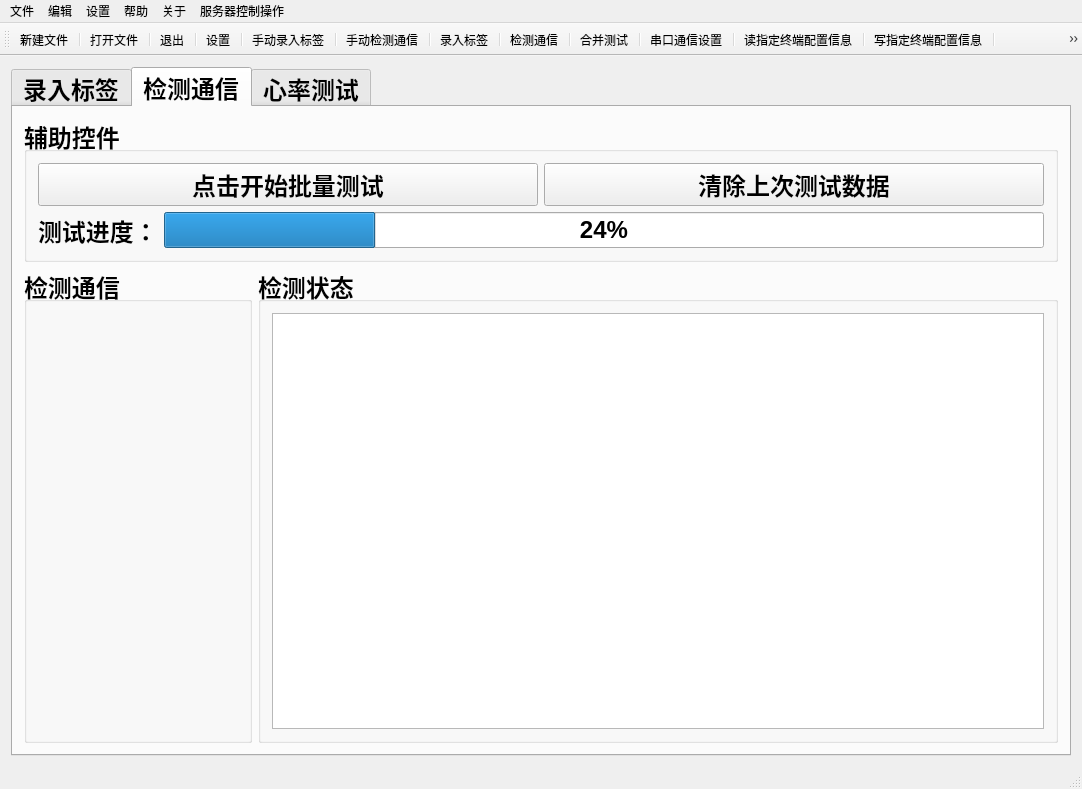
Before: the Qt Designer form mainwindow.ui in guoshijiang/IspdNewCalibrator, drawn with Qt 5.
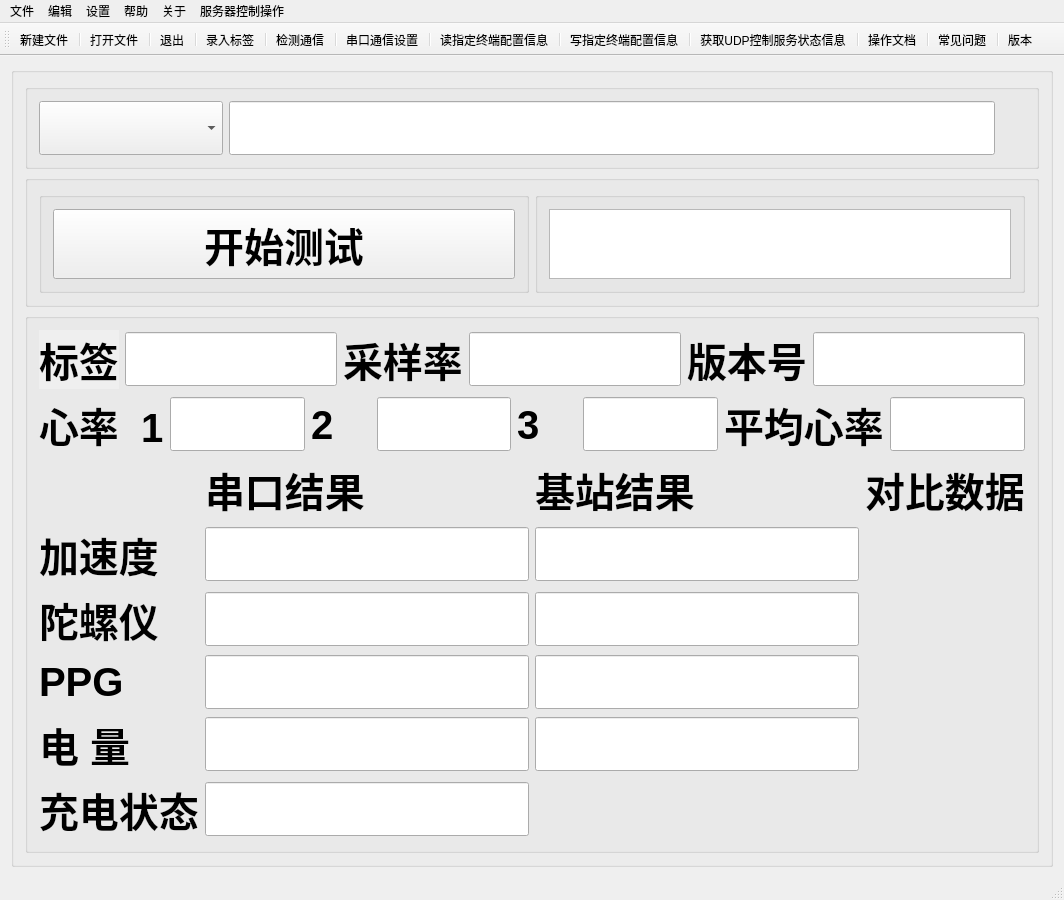
After: the same form once the commit is applied. The open tabs and pages were chosen to show the change. Icons and pictures are not drawn.

What changed in the file:
```diff
--- a/mainwindow.ui
+++ b/mainwindow.ui
@@ -6,8 +6,8 @@
    <rect>
     <x>0</x>
     <y>0</y>
-    <width>1082</width>
-    <height>789</height>
+    <width>1064</width>
+    <height>770</height>
    </rect>
   </property>
   <property name="windowTitle">
@@ -16,267 +16,689 @@
   <widget class="QWidget" name="centralWidget">
    <layout class="QVBoxLayout" name="verticalLayout">
     <item>
-     <widget class="QTabWidget" name="tabWidget">
-      <property name="font">
-       <font>
-        <pointsize>18</pointsize>
-        <weight>75</weight>
-        <bold>true</bold>
-       </font>
+     <widget class="QGroupBox" name="groupBox">
+      <property name="title">
+       <string/>
       </property>
-      <property name="currentIndex">
-       <number>2</number>
-      </property>
-      <widget class="QWidget" name="tab">
-       <attribute name="title">
-        <string>录入标签</string>
-       </attribute>
-       <layout class="QHBoxLayout" name="horizontalLayout">
-        <item>
-         <layout class="QVBoxLayout" name="verticalLayout_6">
-          <item>
-           <widget class="QGroupBox" name="groupBox_3">
-            <property name="title">
-             <string>辅助控件</string>
-            </property>
-            <layout class="QVBoxLayout" name="verticalLayout_7">
-             <item>
-              <layout class="QHBoxLayout" name="horizontalLayout_8">
-               <item>
-                <widget class="QPushButton" name="pushButton_start_record">
-                 <property name="text">
-                  <string>点击开始批量测试</string>
-                 </property>
-                </widget>
-               </item>
-               <item>
-                <widget class="QPushButton" name="pushButton_clear_record">
-                 <property name="text">
-                  <string>清除上次测试数据</string>
-                 </property>
-                </widget>
-               </item>
-              </layout>
-             </item>
-             <item>
-              <layout class="QHBoxLayout" name="horizontalLayout_10">
-               <item>
-                <widget class="QLabel" name="label">
-                 <property name="text">
-                  <string>测试进度：</string>
-                 </property>
-                </widget>
-               </item>
-               <item>
-                <widget class="QProgressBar" name="record_progressBar">
-                 <property name="value">
-                  <number>24</number>
-                 </property>
-                </widget>
-               </item>
-              </layout>
-             </item>
-            </layout>
-           </widget>
-          </item>
-          <item>
-           <layout class="QHBoxLayout" name="horizontalLayout_5">
-            <item>
-             <widget class="QGroupBox" name="groupBox_record">
-              <property name="title">
-               <string>录入标签</string>
-              </property>
-             </widget>
-            </item>
-            <item>
-             <widget class="QGroupBox" name="groupBox">
-              <property name="maximumSize">
-               <size>
-                <width>800</width>
-                <height>16777215</height>
-               </size>
-              </property>
-              <property name="title">
-               <string>录入状态</string>
-              </property>
-              <layout class="QHBoxLayout" name="horizontalLayout_2">
-               <item>
-                <widget class="QTextEdit" name="textEdit_record"/>
-               </item>
-              </layout>
-             </widget>
-            </item>
-           </layout>
-          </item>
-         </layout>
-        </item>
-       </layout>
-      </widget>
-      <widget class="QWidget" name="tab_3">
-       <attribute name="title">
-        <string>检测通信</string>
-       </attribute>
-       <layout class="QHBoxLayout" name="horizontalLayout_3">
-        <item>
-         <layout class="QVBoxLayout" name="verticalLayout_9">
-          <item>
-           <widget class="QGroupBox" name="groupBox_4">
-            <property name="title">
-             <string>辅助控件</string>
-            </property>
-            <layout class="QVBoxLayout" name="verticalLayout_10">
-             <item>
-              <layout class="QHBoxLayout" name="horizontalLayout_11">
-               <item>
-                <widget class="QPushButton" name="pushButton_start_check">
-                 <property name="text">
-                  <string>点击开始批量测试</string>
-                 </property>
-                </widget>
-               </item>
-               <item>
-                <widget class="QPushButton" name="pushButton_clear_check">
-                 <property name="text">
-                  <string>清除上次测试数据</string>
-                 </property>
-                </widget>
-               </item>
-              </layout>
-             </item>
-             <item>
-              <layout class="QHBoxLayout" name="horizontalLayout_12">
-               <item>
-                <widget class="QLabel" name="label_2">
-                 <property name="text">
-                  <string>测试进度：</string>
-                 </property>
-                </widget>
-               </item>
-               <item>
-                <widget class="QProgressBar" name="progressBar_check">
-                 <property name="value">
-                  <number>24</number>
-                 </property>
-                </widget>
-               </item>
-              </layout>
-             </item>
-            </layout>
-           </widget>
-          </item>
-          <item>
-           <layout class="QHBoxLayout" name="horizontalLayout_9">
-            <item>
-             <widget class="QGroupBox" name="groupBox_check">
-              <property name="title">
-               <string>检测通信</string>
-              </property>
-             </widget>
-            </item>
-            <item>
-             <widget class="QGroupBox" name="groupBox_2">
-              <property name="sizePolicy">
-               <sizepolicy hsizetype="Preferred" vsizetype="Preferred">
-                <horstretch>0</horstretch>
-                <verstretch>0</verstretch>
-               </sizepolicy>
-              </property>
-              <property name="maximumSize">
-               <size>
-                <width>800</width>
-                <height>16777215</height>
-               </size>
-              </property>
-              <property name="title">
-               <string>检测状态</string>
-              </property>
-              <layout class="QHBoxLayout" name="horizontalLayout_4">
-               <item>
-                <widget class="QTextEdit" name="textEdit_check_status"/>
-               </item>
-              </layout>
-             </widget>
-            </item>
-           </layout>
-          </item>
-         </layout>
-        </item>
-       </layout>
-      </widget>
-      <widget class="QWidget" name="tab_2">
-       <attribute name="title">
-        <string>心率测试</string>
-       </attribute>
-       <layout class="QVBoxLayout" name="verticalLayout_2">
-        <item>
+      <layout class="QVBoxLayout" name="verticalLayout_2">
+       <item>
+        <widget class="QGroupBox" name="groupBox_record">
+         <property name="title">
+          <string/>
+         </property>
          <layout class="QVBoxLayout" name="verticalLayout_3">
           <item>
-           <widget class="QGroupBox" name="groupBox_5">
+           <layout class="QHBoxLayout" name="horizontalLayout">
+            <item>
+             <widget class="QComboBox" name="comboBox_com">
+              <property name="font">
+               <font>
+                <pointsize>30</pointsize>
+                <weight>75</weight>
+                <bold>true</bold>
+               </font>
+              </property>
+             </widget>
+            </item>
+            <item>
+             <widget class="QLineEdit" name="lineEdit_id">
+              <property name="font">
+               <font>
+                <pointsize>30</pointsize>
+                <weight>75</weight>
+                <bold>true</bold>
+               </font>
+              </property>
+             </widget>
+            </item>
+            <item>
+             <widget class="QLabel" name="record_status">
+              <property name="font">
+               <font>
+                <pointsize>30</pointsize>
+                <weight>75</weight>
+                <bold>true</bold>
+               </font>
+              </property>
+              <property name="text">
+               <string/>
+              </property>
+             </widget>
+            </item>
+           </layout>
+          </item>
+         </layout>
+        </widget>
+       </item>
+       <item>
+        <widget class="QGroupBox" name="groupBox_4">
+         <property name="title">
+          <string/>
+         </property>
+         <layout class="QHBoxLayout" name="horizontalLayout_3">
+          <item>
+           <widget class="QGroupBox" name="groupBox_3">
+            <property name="sizePolicy">
+             <sizepolicy hsizetype="Expanding" vsizetype="Expanding">
+              <horstretch>0</horstretch>
+              <verstretch>0</verstretch>
+             </sizepolicy>
+            </property>
+            <property name="font">
+             <font>
+              <pointsize>20</pointsize>
+              <weight>75</weight>
+              <bold>true</bold>
+             </font>
+            </property>
             <property name="title">
-             <string>辅助控件</string>
+             <string/>
             </property>
             <layout class="QVBoxLayout" name="verticalLayout_4">
              <item>
-              <layout class="QHBoxLayout" name="horizontalLayout_7">
-               <item>
-                <widget class="QPushButton" name="pushButton_hr_test">
-                 <property name="text">
-                  <string>点击开始测试</string>
-                 </property>
-                </widget>
-               </item>
-               <item>
-                <widget class="QPushButton" name="pushButton_hr_clear">
-                 <property name="text">
-                  <string>清除测试数据</string>
-                 </property>
-                </widget>
-               </item>
-              </layout>
-             </item>
-             <item>
-              <widget class="QProgressBar" name="progressBar_hr">
-               <property name="value">
-                <number>24</number>
+              <widget class="QPushButton" name="pushButton_test">
+               <property name="sizePolicy">
+                <sizepolicy hsizetype="Expanding" vsizetype="Expanding">
+                 <horstretch>0</horstretch>
+                 <verstretch>0</verstretch>
+                </sizepolicy>
+               </property>
+               <property name="font">
+                <font>
+                 <pointsize>30</pointsize>
+                </font>
+               </property>
+               <property name="text">
+                <string>开始测试</string>
                </property>
               </widget>
              </item>
             </layout>
            </widget>
           </item>
-         </layout>
-        </item>
-        <item>
-         <layout class="QHBoxLayout" name="horizontalLayout_6">
           <item>
-           <widget class="QGroupBox" name="groupBox_hr_check">
-            <property name="title">
-             <string>检测心率</string>
+           <widget class="QGroupBox" name="groupBox_5">
+            <property name="font">
+             <font>
+              <pointsize>25</pointsize>
+              <weight>75</weight>
+              <bold>true</bold>
+             </font>
             </property>
-           </widget>
-          </item>
-          <item>
-           <widget class="QGroupBox" name="groupBox_hr_status">
-            <property name="maximumSize">
-             <size>
-              <width>800</width>
-              <height>16777215</height>
-             </size>
-            </property>
             <property name="title">
-             <string>检测状态</string>
+             <string/>
             </property>
-            <layout class="QHBoxLayout" name="horizontalLayout_13">
+            <layout class="QVBoxLayout" name="verticalLayout_5">
              <item>
-              <widget class="QTextEdit" name="textEdit_hr_status"/>
+              <widget class="QTextEdit" name="textEdit_log"/>
              </item>
             </layout>
            </widget>
           </item>
          </layout>
-        </item>
-       </layout>
-      </widget>
+        </widget>
+       </item>
+       <item>
+        <widget class="QGroupBox" name="groupBox_6">
+         <property name="title">
+          <string/>
+         </property>
+         <layout class="QVBoxLayout" name="verticalLayout_6">
+          <item>
+           <layout class="QVBoxLayout" name="verticalLayout_7">
+            <item>
+             <layout class="QHBoxLayout" name="horizontalLayout_5">
+              <item>
+               <widget class="QLabel" name="label_bq">
+                <property name="sizePolicy">
+                 <sizepolicy hsizetype="Fixed" vsizetype="Fixed">
+                  <horstretch>0</horstretch>
+                  <verstretch>0</verstretch>
+                 </sizepolicy>
+                </property>
+                <property name="font">
+                 <font>
+                  <pointsize>30</pointsize>
+                  <weight>75</weight>
+                  <bold>true</bold>
+                 </font>
+                </property>
+                <property name="autoFillBackground">
+                 <bool>true</bool>
+                </property>
+                <property name="styleSheet">
+                 <string notr="true">color rgb(97, 94, 78)</string>
+                </property>
+                <property name="text">
+                 <string>标签</string>
+                </property>
+               </widget>
+              </item>
+              <item>
+               <widget class="QLineEdit" name="lineEdit_rid">
+                <property name="sizePolicy">
+                 <sizepolicy hsizetype="Expanding" vsizetype="Fixed">
+                  <horstretch>0</horstretch>
+                  <verstretch>0</verstretch>
+                 </sizepolicy>
+                </property>
+                <property name="font">
+                 <font>
+                  <pointsize>30</pointsize>
+                  <weight>75</weight>
+                  <bold>true</bold>
+                 </font>
+                </property>
+               </widget>
+              </item>
+              <item>
+               <widget class="QLabel" name="label_cyl">
+                <property name="sizePolicy">
+                 <sizepolicy hsizetype="Fixed" vsizetype="Fixed">
+                  <horstretch>0</horstretch>
+                  <verstretch>0</verstretch>
+                 </sizepolicy>
+                </property>
+                <property name="font">
+                 <font>
+                  <pointsize>30</pointsize>
+                  <weight>75</weight>
+                  <bold>true</bold>
+                 </font>
+                </property>
+                <property name="text">
+                 <string>采样率</string>
+                </property>
+               </widget>
+              </item>
+              <item>
+               <widget class="QLineEdit" name="lineEdit_hz">
+                <property name="sizePolicy">
+                 <sizepolicy hsizetype="Expanding" vsizetype="Fixed">
+                  <horstretch>0</horstretch>
+                  <verstretch>0</verstretch>
+                 </sizepolicy>
+                </property>
+                <property name="font">
+                 <font>
+                  <pointsize>30</pointsize>
+                  <weight>75</weight>
+                  <bold>true</bold>
+                 </font>
+                </property>
+               </widget>
+              </item>
+              <item>
+               <widget class="QLabel" name="label_bbh">
+                <property name="sizePolicy">
+                 <sizepolicy hsizetype="Fixed" vsizetype="Fixed">
+                  <horstretch>0</horstretch>
+                  <verstretch>0</verstretch>
+                 </sizepolicy>
+                </property>
+                <property name="font">
+                 <font>
+                  <pointsize>30</pointsize>
+                  <weight>75</weight>
+                  <bold>true</bold>
+                 </font>
+                </property>
+                <property name="text">
+                 <string>版本号</string>
+                </property>
+               </widget>
+              </item>
+              <item>
+               <widget class="QLineEdit" name="lineEdit_version">
+                <property name="sizePolicy">
+                 <sizepolicy hsizetype="Expanding" vsizetype="Fixed">
+                  <horstretch>0</horstretch>
+                  <verstretch>0</verstretch>
+                 </sizepolicy>
+                </property>
+                <property name="font">
+                 <font>
+                  <pointsize>30</pointsize>
+                  <weight>75</weight>
+                  <bold>true</bold>
+                 </font>
+                </property>
+               </widget>
+              </item>
+             </layout>
+            </item>
+            <item>
+             <layout class="QHBoxLayout" name="horizontalLayout_2">
+              <item>
+               <widget class="QLabel" name="label_xl1">
+                <property name="font">
+                 <font>
+                  <pointsize>30</pointsize>
+                  <weight>75</weight>
+                  <bold>true</bold>
+                 </font>
+                </property>
+                <property name="text">
+                 <string>心率  1</string>
+                </property>
+               </widget>
+              </item>
+              <item>
+               <widget class="QLineEdit" name="lineEdit_heart_one">
+                <property name="font">
+                 <font>
+                  <pointsize>30</pointsize>
+                  <weight>75</weight>
+                  <bold>true</bold>
+                 </font>
+                </property>
+               </widget>
+              </item>
+              <item>
+               <widget class="QLabel" name="label_xl2">
+                <property name="sizePolicy">
+                 <sizepolicy hsizetype="Preferred" vsizetype="Preferred">
+                  <horstretch>0</horstretch>
+                  <verstretch>0</verstretch>
+                 </sizepolicy>
+                </property>
+                <property name="minimumSize">
+                 <size>
+                  <width>60</width>
+                  <height>0</height>
+                 </size>
+                </property>
+                <property name="font">
+                 <font>
+                  <pointsize>30</pointsize>
+                  <weight>75</weight>
+                  <bold>true</bold>
+                 </font>
+                </property>
+                <property name="text">
+                 <string>2</string>
+                </property>
+               </widget>
+              </item>
+              <item>
+               <widget class="QLineEdit" name="lineEdit_heart_two">
+                <property name="font">
+                 <font>
+                  <pointsize>30</pointsize>
+                  <weight>75</weight>
+                  <bold>true</bold>
+                 </font>
+                </property>
+               </widget>
+              </item>
+              <item>
+               <widget class="QLabel" name="label_xl3">
+                <property name="minimumSize">
+                 <size>
+                  <width>60</width>
+                  <height>0</height>
+                 </size>
+                </property>
+                <property name="font">
+                 <font>
+                  <pointsize>30</pointsize>
+                  <weight>75</weight>
+                  <bold>true</bold>
+                 </font>
+                </property>
+                <property name="text">
+                 <string>3</string>
+                </property>
+               </widget>
+              </item>
+              <item>
+               <widget class="QLineEdit" name="lineEdit_heart_three">
+                <property name="font">
+                 <font>
+                  <pointsize>30</pointsize>
+                  <weight>75</weight>
+                  <bold>true</bold>
+                 </font>
+                </property>
+               </widget>
+              </item>
+              <item>
+               <widget class="QLabel" name="label_xlpj">
+                <property name="font">
+                 <font>
+                  <pointsize>30</pointsize>
+                  <weight>75</weight>
+                  <bold>true</bold>
+                 </font>
+                </property>
+                <property name="text">
+                 <string>平均心率</string>
+                </property>
+               </widget>
+              </item>
+              <item>
+               <widget class="QLineEdit" name="lineEdit_heart_avg">
+                <property name="font">
+                 <font>
+                  <pointsize>30</pointsize>
+                  <weight>75</weight>
+                  <bold>true</bold>
+                 </font>
+                </property>
+               </widget>
+              </item>
+             </layout>
+            </item>
+           </layout>
+          </item>
+          <item>
+           <layout class="QGridLayout" name="gridLayout">
+            <item row="0" column="0">
+             <widget class="QLabel" name="label_11">
+              <property name="font">
+               <font>
+                <pointsize>20</pointsize>
+                <weight>75</weight>
+                <bold>true</bold>
+               </font>
+              </property>
+              <property name="text">
+               <string/>
+              </property>
+             </widget>
+            </item>
+            <item row="0" column="1">
+             <widget class="QLabel" name="label_ck_jg">
+              <property name="sizePolicy">
+               <sizepolicy hsizetype="Preferred" vsizetype="Fixed">
+                <horstretch>0</horstretch>
+                <verstretch>0</verstretch>
+               </sizepolicy>
+              </property>
+              <property name="font">
+               <font>
+                <pointsize>30</pointsize>
+                <weight>75</weight>
+                <bold>true</bold>
+               </font>
+              </property>
+              <property name="text">
+               <string>串口结果</string>
+              </property>
+             </widget>
+            </item>
+            <item row="1" column="0">
+             <widget class="QLabel" name="label_jsd">
+              <property name="font">
+               <font>
+                <family>Aharoni</family>
+                <pointsize>30</pointsize>
+                <weight>75</weight>
+                <bold>true</bold>
+               </font>
+              </property>
+              <property name="text">
+               <string>加速度</string>
+              </property>
+             </widget>
+            </item>
+            <item row="2" column="0">
+             <widget class="QLabel" name="label_tly">
+              <property name="font">
+               <font>
+                <pointsize>30</pointsize>
+                <weight>75</weight>
+                <bold>true</bold>
+               </font>
+              </property>
+              <property name="text">
+               <string>陀螺仪</string>
+              </property>
+             </widget>
+            </item>
+            <item row="3" column="0">
+             <widget class="QLabel" name="label_ppg">
+              <property name="font">
+               <font>
+                <pointsize>30</pointsize>
+                <weight>75</weight>
+                <bold>true</bold>
+               </font>
+              </property>
+              <property name="text">
+               <string>PPG</string>
+              </property>
+             </widget>
+            </item>
+            <item row="4" column="0">
+             <widget class="QLabel" name="label_dl">
+              <property name="font">
+               <font>
+                <pointsize>30</pointsize>
+                <weight>75</weight>
+                <bold>true</bold>
+               </font>
+              </property>
+              <property name="text">
+               <string>电 量</string>
+              </property>
+             </widget>
+            </item>
+            <item row="5" column="0">
+             <widget class="QLabel" name="label_cdzt">
+              <property name="font">
+               <font>
+                <pointsize>30</pointsize>
+                <weight>75</weight>
+                <bold>true</bold>
+               </font>
+              </property>
+              <property name="text">
+               <string>充电状态</string>
+              </property>
+             </widget>
+            </item>
+            <item row="0" column="2">
+             <widget class="QLabel" name="label_jz_jg">
+              <property name="sizePolicy">
+               <sizepolicy hsizetype="Preferred" vsizetype="Fixed">
+                <horstretch>0</horstretch>
+                <verstretch>0</verstretch>
+               </sizepolicy>
+              </property>
+              <property name="font">
+               <font>
+                <pointsize>30</pointsize>
+                <weight>75</weight>
+                <bold>true</bold>
+               </font>
+              </property>
+              <property name="text">
+               <string>基站结果</string>
+              </property>
+             </widget>
+            </item>
+            <item row="0" column="3">
+             <widget class="QLabel" name="label_dbsj">
+              <property name="sizePolicy">
+               <sizepolicy hsizetype="Preferred" vsizetype="Fixed">
+                <horstretch>0</horstretch>
+                <verstretch>0</verstretch>
+               </sizepolicy>
+              </property>
+              <property name="font">
+               <font>
+                <pointsize>30</pointsize>
+                <weight>75</weight>
+                <bold>true</bold>
+               </font>
+              </property>
+              <property name="text">
+               <string>对比数据</string>
+              </property>
+             </widget>
+            </item>
+            <item row="1" column="1">
+             <widget class="QLineEdit" name="lineEdit_ck_a">
+              <property name="font">
+               <font>
+                <pointsize>30</pointsize>
+                <weight>75</weight>
+                <bold>true</bold>
+               </font>
+              </property>
+             </widget>
+            </item>
+            <item row="2" column="1">
+             <widget class="QLineEdit" name="lineEdit_ck_tly">
+              <property name="font">
+               <font>
+                <pointsize>30</pointsize>
+                <weight>75</weight>
+                <bold>true</bold>
+               </font>
+              </property>
+             </widget>
+            </item>
+            <item row="3" column="1">
+             <widget class="QLineEdit" name="lineEdit_ck_ppg">
+              <property name="font">
+               <font>
+                <pointsize>30</pointsize>
+                <weight>75</weight>
+                <bold>true</bold>
+               </font>
+              </property>
+             </widget>
+            </item>
+            <item row="4" column="1">
+             <widget class="QLineEdit" name="lineEdit_ck_power">
+              <property name="font">
+               <font>
+                <pointsize>30</pointsize>
+                <weight>75</weight>
+                <bold>true</bold>
+               </font>
+              </property>
+             </widget>
+            </item>
+            <item row="5" column="1">
+             <widget class="QLineEdit" name="lineEdit_charge">
+              <property name="font">
+               <font>
+                <pointsize>30</pointsize>
+                <weight>75</weight>
+                <bold>true</bold>
+               </font>
+              </property>
+             </widget>
+            </item>
+            <item row="1" column="2">
+             <widget class="QLineEdit" name="lineEdit_jz_a">
+              <property name="font">
+               <font>
+                <pointsize>30</pointsize>
+                <weight>75</weight>
+                <bold>true</bold>
+               </font>
+              </property>
+             </widget>
+            </item>
+            <item row="2" column="2">
+             <widget class="QLineEdit" name="lineEdit_jz_tly">
+              <property name="font">
+               <font>
+                <pointsize>30</pointsize>
+                <weight>75</weight>
+                <bold>true</bold>
+               </font>
+              </property>
+             </widget>
+            </item>
+            <item row="3" column="2">
+             <widget class="QLineEdit" name="lineEdit_jz_ppg">
+              <property name="font">
+               <font>
+                <pointsize>30</pointsize>
+                <weight>75</weight>
+                <bold>true</bold>
+               </font>
+              </property>
+             </widget>
+            </item>
+            <item row="4" column="2">
+             <widget class="QLineEdit" name="lineEdit_jz_power">
+              <property name="font">
+               <font>
+                <pointsize>30</pointsize>
+                <weight>75</weight>
+                <bold>true</bold>
+               </font>
+              </property>
+             </widget>
+            </item>
+            <item row="1" column="3">
+             <widget class="QLabel" name="label_compare_a">
+              <property name="font">
+               <font>
+                <pointsize>30</pointsize>
+                <weight>75</weight>
+                <bold>true</bold>
+               </font>
+              </property>
+              <property name="text">
+               <string/>
+              </property>
+             </widget>
+            </item>
+            <item row="2" column="3">
+             <widget class="QLabel" name="label_compare_gyo">
+              <property name="font">
+               <font>
+                <pointsize>30</pointsize>
+                <weight>75</weight>
+                <bold>true</bold>
+               </font>
+              </property>
+              <property name="text">
+               <string/>
+              </property>
+             </widget>
+            </item>
+            <item row="3" column="3">
+             <widget class="QLabel" name="label_compare_ppg">
+              <property name="font">
+               <font>
+                <pointsize>30</pointsize>
+                <weight>75</weight>
+                <bold>true</bold>
+               </font>
+              </property>
+              <property name="text">
+               <string/>
+              </property>
+             </widget>
+            </item>
+            <item row="4" column="3">
+             <widget class="QLabel" name="label_compare_power">
+              <property name="font">
+               <font>
+                <pointsize>30</pointsize>
+                <weight>75</weight>
+                <bold>true</bold>
+               </font>
+              </property>
+              <property name="text">
+               <string/>
+              </property>
+             </widget>
+            </item>
+           </layout>
+          </item>
+         </layout>
+        </widget>
+       </item>
+      </layout>
      </widget>
     </item>
    </layout>
@@ -286,7 +708,7 @@
     <rect>
      <x>0</x>
      <y>0</y>
-     <width>1082</width>
+     <width>1064</width>
      <height>23</height>
     </rect>
    </property>
@@ -302,11 +724,8 @@
     <property name="title">
      <string>编辑</string>
     </property>
-    <addaction name="action_mul"/>
-    <addaction name="action_auto"/>
     <addaction name="action_record"/>
     <addaction name="action_com"/>
-    <addaction name="action_hb"/>
    </widget>
    <widget class="QMenu" name="menu_3">
     <property name="title">
@@ -370,18 +789,10 @@
    <addaction name="separator"/>
    <addaction name="action_eixit"/>
    <addaction name="separator"/>
-   <addaction name="action_set"/>
-   <addaction name="separator"/>
-   <addaction name="action_mul"/>
-   <addaction name="separator"/>
-   <addaction name="action_auto"/>
-   <addaction name="separator"/>
    <addaction name="action_record"/>
    <addaction name="separator"/>
    <addaction name="action_com"/>
    <addaction name="separator"/>
-   <addaction name="action_hb"/>
-   <addaction name="separator"/>
    <addaction name="action_serialport_set"/>
    <addaction name="separator"/>
    <addaction name="action_read_speconfig"/>
```
